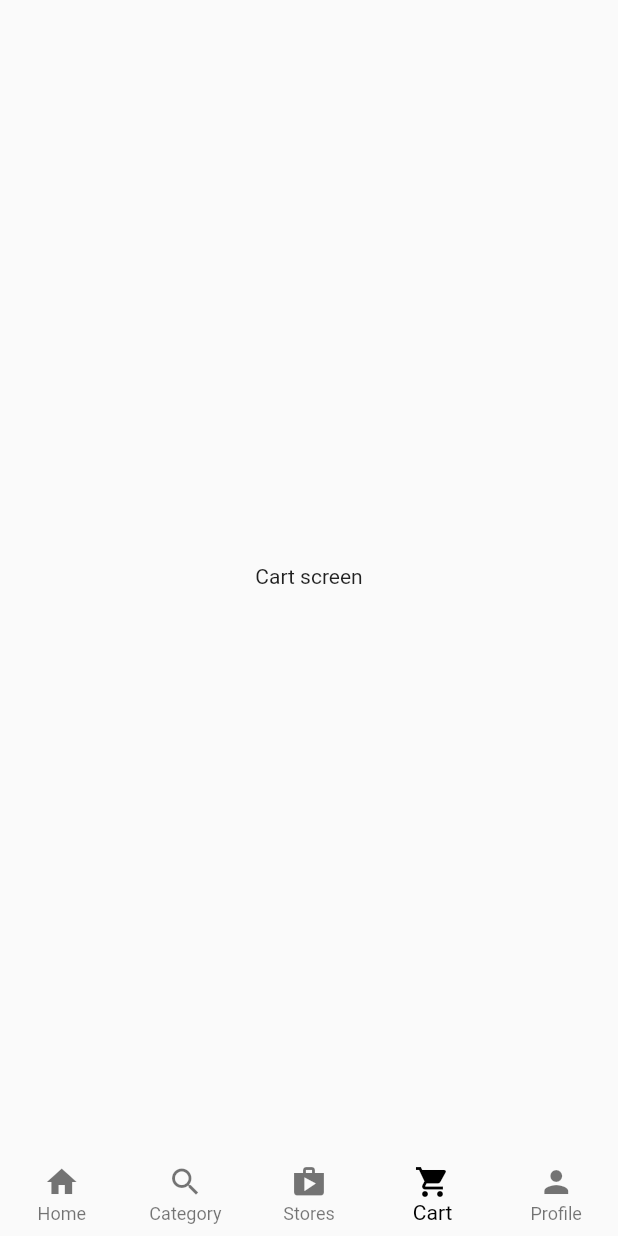
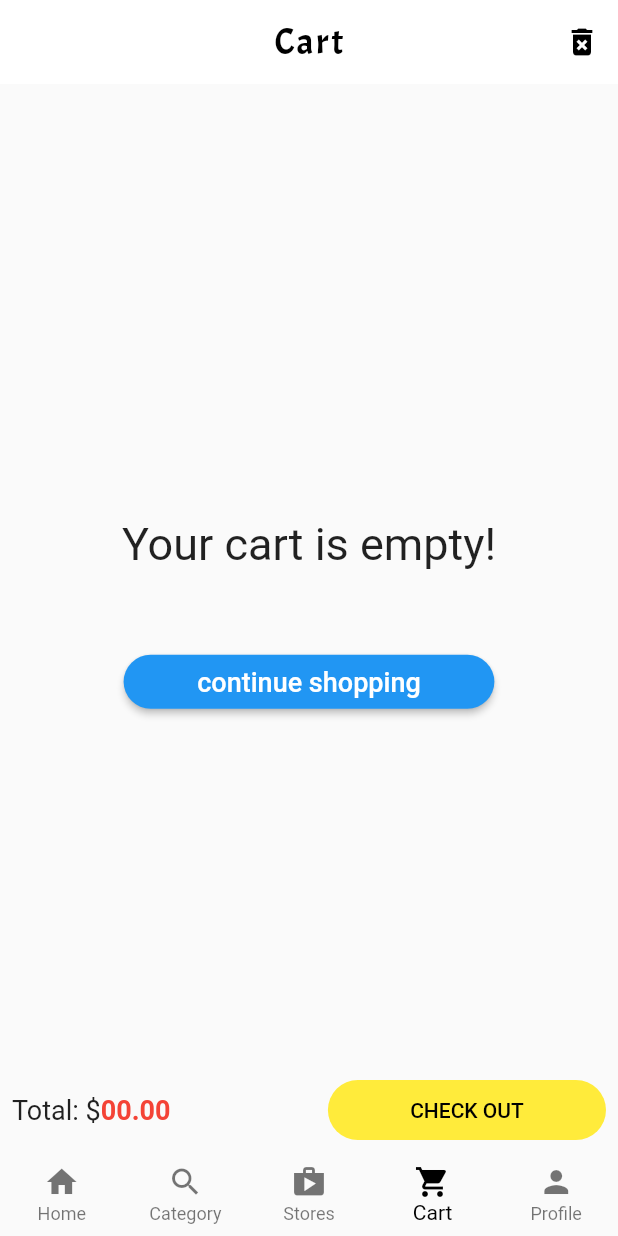
Before and after one commit to RyomaArisawa/muti_store_app, a Flutter app: the screen it shows after launch, item 4 of the bottom bar chosen, on a phone screen of 412 x 824 dp. Run offline on Flutter 3.47's test engine with Material 2 defaults, Android fonts, the phone set to English and light mode, and no system bars.

Commit message:
lesson20

```diff
--- /dev/null
+++ b/lib/main_screens/cart.dart
@@ -0,0 +1,113 @@
+import 'package:flutter/material.dart';
+import 'package:multi_store_app/main_screens/customer_home_screen.dart';
+import 'package:multi_store_app/widgets/appbar_widgets.dart';
+
+class CartScreen extends StatefulWidget {
+  const CartScreen({Key? key}) : super(key: key);
+
+  @override
+  State<CartScreen> createState() => _CartScreenState();
+}
+
+class _CartScreenState extends State<CartScreen> {
+  @override
+  Widget build(BuildContext context) {
+    return Scaffold(
+      appBar: AppBar(
+        centerTitle: true,
+        elevation: 0,
+        backgroundColor: Colors.white,
+        title: const AppBarTitle(
+          title: 'Cart',
+        ),
+        actions: [
+          IconButton(
+            onPressed: () {},
+            icon: const Icon(
+              Icons.delete_forever,
+              color: Colors.black,
+            ),
+          ),
+        ],
+      ),
+      body: Center(
+        child: Column(
+          mainAxisAlignment: MainAxisAlignment.center,
+          children: [
+            const Text(
+              'Your cart is empty!',
+              style: TextStyle(fontSize: 30),
+            ),
+            const SizedBox(
+              height: 50,
+            ),
+            ConstrainedBox(
+              constraints: BoxConstraints(
+                minWidth: MediaQuery.of(context).size.width * 0.6,
+              ),
+              child: ElevatedButton(
+                style: ElevatedButton.styleFrom(
+                  shape: RoundedRectangleBorder(
+                    borderRadius: BorderRadius.circular(50),
+                  ),
+                ),
+                onPressed: () {
+                  Navigator.pushReplacement(
+                    context,
+                    MaterialPageRoute(
+                      builder: (context) => const CustomerHomeScreen(),
+                    ),
+                  );
+                },
+                child: const Text(
+                  'continue shopping',
+                  style: TextStyle(
+                    fontSize: 18,
+                  ),
+                ),
+              ),
+            ),
+          ],
+        ),
+      ),
+      bottomSheet: Padding(
+        padding: const EdgeInsets.all(8.0),
+        child: Row(
+          mainAxisAlignment: MainAxisAlignment.spaceBetween,
+          children: [
+            Row(
+              children: const [
+                Text(
+                  'Total: \$',
+                  style: TextStyle(fontSize: 18),
+                ),
+                Text(
+                  "00.00",
+                  style: TextStyle(fontSize: 18, fontWeight: FontWeight.bold, color: Colors.red),
+                ),
+              ],
+            ),
+            SizedBox(
+              height: 40,
+              width: MediaQuery.of(context).size.width * 0.45,
+              child: ElevatedButton(
+                onPressed: () {},
+                style: ElevatedButton.styleFrom(
+                  elevation: 0,
+                  backgroundColor: Colors.yellow,
+                  shape: RoundedRectangleBorder(
+                    borderRadius: BorderRadius.circular(25),
+                  ),
+                ),
+                child: const Text(
+                  'CHECK OUT',
+                  style: TextStyle(color: Colors.black),
+                ),
+              ),
+            )
+          ],
+        ),
+      ),
+    );
+  }
+}
--- a/lib/main_screens/customer_home_screen.dart
+++ b/lib/main_screens/customer_home_screen.dart
@@ -1,4 +1,5 @@
 import 'package:flutter/material.dart';
+import 'package:multi_store_app/main_screens/cart.dart';
 import 'package:multi_store_app/main_screens/category.dart';
 import 'package:multi_store_app/main_screens/home_screen.dart';
 import 'package:multi_store_app/main_screens/stores.dart';
@@ -16,9 +17,7 @@ class _CustomerHomeScreenState extends State<CustomerHomeScreen> {
     HomeScreen(),
     CategoryScreen(),
     StoresScreen(),
-    Center(
-      child: Text('Cart screen'),
-    ),
+    CartScreen(),
     Center(
       child: Text('Profile screen'),
     ),
```
